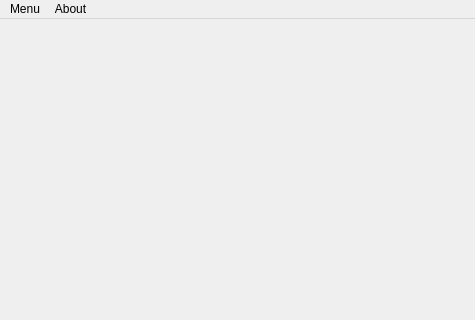
jialinliu0817/AddressBook, file mainwindow.ui: the form before one commit; both pictures show x 0 to 475 and y 0 to 320 of the 475 by 667 pixel window.
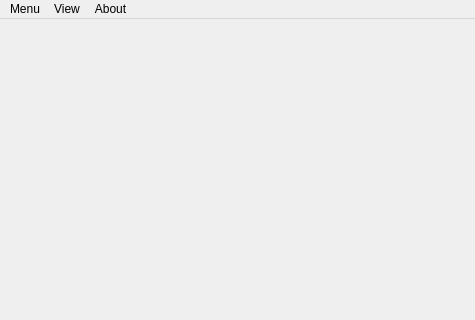
The form after the commit. Icons and pictures are not drawn.

Commit message: Add View menu with opacity/theme, modern icons, improved clock and combobox

Diff of the .ui file:
```diff
--- a/mainwindow.ui
+++ b/mainwindow.ui
@@ -54,7 +54,13 @@
      <string>About</string>
     </property>
    </widget>
+   <widget class="QMenu" name="menuView">
+    <property name="title">
+     <string>View</string>
+    </property>
+   </widget>
    <addaction name="menuMenu"/>
+   <addaction name="menuView"/>
    <addaction name="menuAbout"/>
   </widget>
  </widget>
```
The commit also changes 8 other files.
